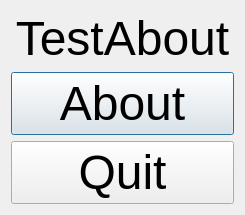
Before: the Qt Designer form Tools/ToolTestAbout/qttestaboutmaindialog.ui in richelbilderbeek/ProjectRichelBilderbeek, drawn with Qt 5.
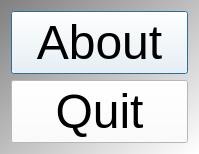
After: the same form once the commit is applied. Icons and pictures are not drawn.

Patch:
```diff
--- a/Tools/ToolTestAbout/qttestaboutmaindialog.ui
+++ b/Tools/ToolTestAbout/qttestaboutmaindialog.ui
@@ -6,8 +6,8 @@
    <rect>
     <x>0</x>
     <y>0</y>
-    <width>245</width>
-    <height>211</height>
+    <width>199</width>
+    <height>98</height>
    </rect>
   </property>
   <property name="font">
@@ -16,19 +16,22 @@
    </font>
   </property>
   <property name="windowTitle">
-   <string>QtTestAboutMainDialog</string>
+   <string>TestAbout</string>
+  </property>
+  <property name="windowIcon">
+   <iconset resource="ToolTestAbout.qrc">
+    <normaloff>:/images/R.png</normaloff>:/images/R.png</iconset>
+  </property>
+  <property name="styleSheet">
+   <string notr="true">QDialog { 
+background-color: qlineargradient(x1: 0, y1: 0, x2: 1, y2: 1, stop: 0  #808080, stop: 1 #ffffff);
+}
+QPushButton { background-color: rgb(255, 255, 255);  }
+QPushButton { color: rgb(0,0,0); }
+QPushButton { font: 24px, &quot;monospace&quot; }
+</string>
   </property>
   <layout class="QVBoxLayout" name="verticalLayout">
-   <item>
-    <widget class="QLabel" name="label">
-     <property name="text">
-      <string>TestAbout</string>
-     </property>
-     <property name="alignment">
-      <set>Qt::AlignCenter</set>
-     </property>
-    </widget>
-   </item>
    <item>
     <widget class="QPushButton" name="button_about">
      <property name="text">
```
Left out of the diff: 4 changed lines with no effect on the pictures.
